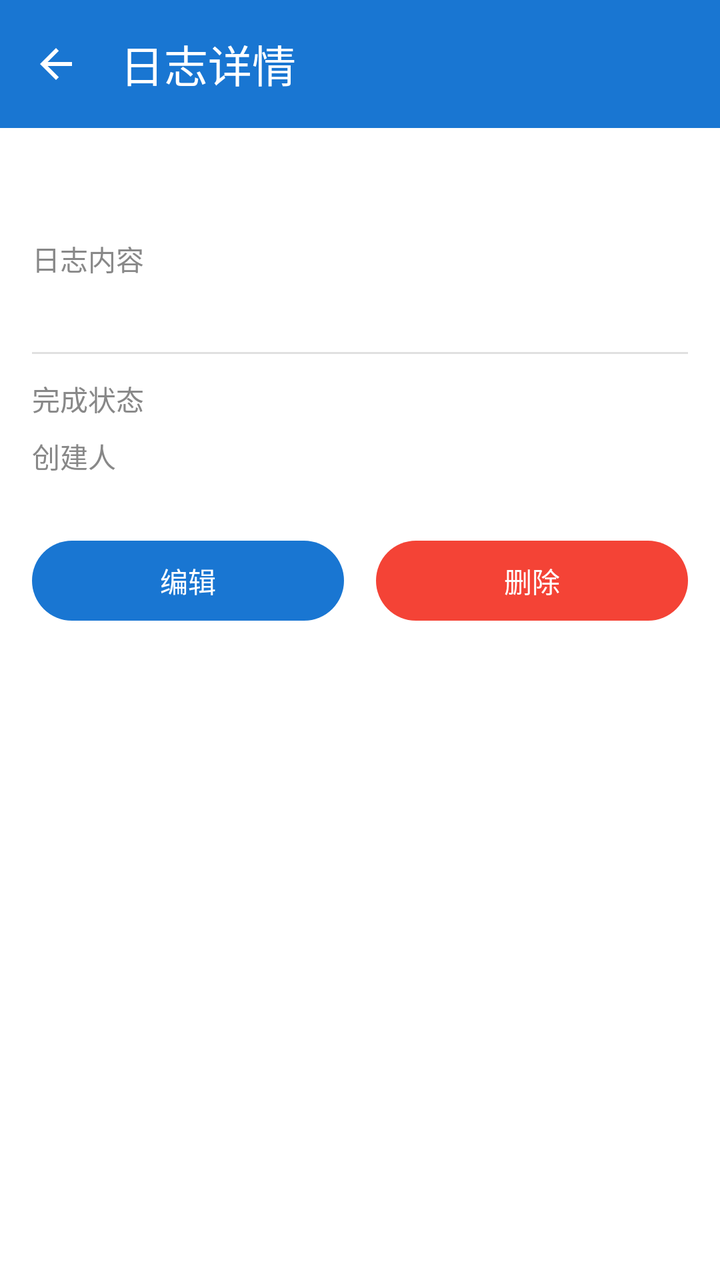
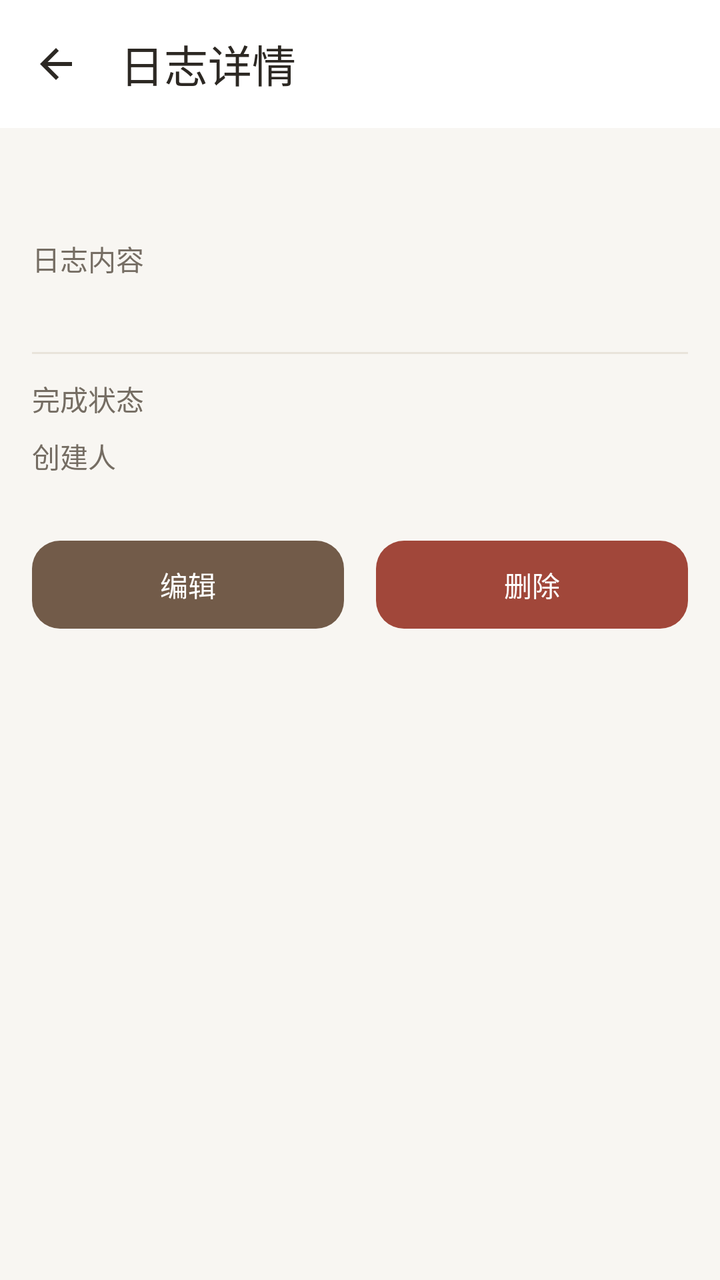

Screens rendered from an Android XML layout before and after an edit, with the pre-edit source and the edit as a unified diff.
<!-- AndroidManifest.xml: application theme Theme.Project_Pandora -->
<!-- res/layout/activity_log_detail.xml -->
<?xml version="1.0" encoding="utf-8"?>
<layout xmlns:android="http://schemas.android.com/apk/res/android"
    xmlns:app="http://schemas.android.com/apk/res-auto">

    <data>

    </data>

    <androidx.coordinatorlayout.widget.CoordinatorLayout
        android:layout_width="match_parent"
        android:layout_height="match_parent"
        android:fitsSystemWindows="true">

        
        <com.google.android.material.appbar.AppBarLayout
            android:layout_width="match_parent"
            android:layout_height="wrap_content"
            android:theme="?attr/actionBarTheme">

            <com.google.android.material.appbar.MaterialToolbar
                android:id="@+id/toolbar"
                android:layout_width="match_parent"
                android:layout_height="wrap_content"
                android:background="?attr/colorPrimary"
                app:title="日志详情"
                app:titleTextColor="@android:color/white"
                app:navigationIcon="@drawable/ic_back" />

        </com.google.android.material.appbar.AppBarLayout>

        <ScrollView
            android:layout_width="match_parent"
            android:layout_height="match_parent"
            android:fillViewport="true"
            app:layout_behavior="@string/appbar_scrolling_view_behavior">

            <LinearLayout
                android:layout_width="match_parent"
                android:layout_height="wrap_content"
                android:orientation="vertical"
                android:padding="16dp">

                <ProgressBar
                    android:id="@+id/progressBar"
                    android:layout_width="wrap_content"
                    android:layout_height="wrap_content"
                    android:layout_gravity="center"
                    android:visibility="gone" />

                <TextView
                    android:id="@+id/textWorkItem"
                    android:layout_width="match_parent"
                    android:layout_height="wrap_content"
                    android:textSize="20sp"
                    android:textStyle="bold"
                    android:textColor="@color/color_text_primary"
                    android:layout_marginBottom="12dp" />

                <TextView
                    android:layout_width="wrap_content"
                    android:layout_height="wrap_content"
                    android:text="日志内容"
                    android:textSize="14sp"
                    android:textColor="@color/color_text_secondary"
                    android:layout_marginBottom="4dp" />

                <TextView
                    android:id="@+id/textWorkContent"
                    android:layout_width="match_parent"
                    android:layout_height="wrap_content"
                    android:textSize="15sp"
                    android:textColor="@color/color_text_primary"
                    android:lineSpacingExtra="4dp"
                    android:layout_marginBottom="12dp" />

                <View
                    android:layout_width="match_parent"
                    android:layout_height="1dp"
                    android:background="#E0E0E0"
                    android:layout_marginBottom="12dp" />

                <LinearLayout
                    android:layout_width="match_parent"
                    android:layout_height="wrap_content"
                    android:orientation="horizontal"
                    android:layout_marginBottom="8dp">

                    <TextView
                        android:layout_width="100dp"
                        android:layout_height="wrap_content"

                        android:text="完成状态"
                        android:textSize="14sp"
                        android:textColor="@color/color_text_secondary" />

                    <TextView
                        android:id="@+id/textStatus"
                        android:layout_width="0dp"
                        android:layout_height="wrap_content"
                        android:layout_weight="1"
                        android:textSize="14sp"
                        android:textColor="@color/color_text_primary" />
                </LinearLayout>

                <LinearLayout
                    android:layout_width="match_parent"
                    android:layout_height="wrap_content"
                    android:orientation="horizontal"
                    android:layout_marginBottom="8dp">

                    <TextView
                        android:layout_width="100dp"
                        android:layout_height="wrap_content"

                        android:text="创建人"
                        android:textSize="14sp"
                        android:textColor="@color/color_text_secondary" />

                    <TextView
                        android:id="@+id/textUsername"
                        android:layout_width="0dp"
                        android:layout_height="wrap_content"
                        android:layout_weight="1"
                        android:textSize="14sp"
                        android:textColor="@color/color_text_primary" />
                </LinearLayout>



                <LinearLayout
                    android:layout_width="match_parent"
                    android:layout_height="wrap_content"
                    android:orientation="horizontal"
                    android:layout_marginTop="20dp"
                    android:gravity="center">

                    <com.google.android.material.button.MaterialButton
                        android:id="@+id/btnEdit"
                        android:layout_width="0dp"
                        android:layout_height="wrap_content"
                        android:layout_weight="1"
                        android:layout_marginEnd="8dp"
                        android:text="编辑" />

                    <com.google.android.material.button.MaterialButton
                        android:id="@+id/btnDelete"
                        android:layout_width="0dp"
                        android:layout_height="wrap_content"
                        android:layout_weight="1"
                        android:layout_marginStart="8dp"
                        android:text="删除"
                        app:backgroundTint="#F44336" />

                </LinearLayout>

            </LinearLayout>
        </ScrollView>
    </androidx.coordinatorlayout.widget.CoordinatorLayout>
</layout>
<!-- resources referenced by this layout -->
<resources>
  <color name="color_text_primary">#FF333333</color>
  <color name="color_text_secondary">#FF888888</color>
  <style name="Base.Theme.Project_Pandora" parent="Theme.Material3.DayNight.NoActionBar">
          
          <item name="colorPrimary">@color/color_calendar_today</item>
          <item name="colorOnPrimary">@color/white</item>
          <item name="colorSurface">@color/color_bg_page</item>
          <item name="colorOnSurface">@color/color_text_primary</item>
          <item name="colorOnSurfaceVariant">@color/color_text_secondary</item>
          <item name="android:colorBackground">@color/color_bg_page</item>
          <item name="android:textColorPrimary">@color/color_text_primary</item>
          <item name="android:textColorSecondary">@color/color_text_secondary</item>
      </style>
  <color name="color_calendar_today">#FF1976D2</color>
  <color name="white">#FFFFFFFF</color>
  <color name="color_bg_page">#FFFFFFFF</color>
  <!-- unchanged entries left out for length: 2 -->
</resources>

<!-- the commit's change to res/layout/activity_log_detail.xml (unified diff, before → after) -->
@@ -21,10 +21,13 @@
                 android:id="@+id/toolbar"
                 android:layout_width="match_parent"
                 android:layout_height="wrap_content"
-                android:background="?attr/colorPrimary"
+                android:background="@color/color_surface"
                 app:title="日志详情"
-                app:titleTextColor="@android:color/white"
-                app:navigationIcon="@drawable/ic_back" />
+                app:titleTextColor="@color/color_text_primary"
+                app:navigationIcon="@drawable/ic_back"
+                style="@style/Widget.Pandora.Toolbar"
+                app:navigationIconTint="@color/color_text_primary"
+                android:elevation="0dp" />
 
         </com.google.android.material.appbar.AppBarLayout>
 
@@ -76,7 +79,7 @@
                 <View
                     android:layout_width="match_parent"
                     android:layout_height="1dp"
-                    android:background="#E0E0E0"
+                    android:background="@color/color_divider"
                     android:layout_marginBottom="12dp" />
 
                 <LinearLayout
@@ -140,7 +143,8 @@
                         android:layout_height="wrap_content"
                         android:layout_weight="1"
                         android:layout_marginEnd="8dp"
-                        android:text="编辑" />
+                        android:text="编辑"
+                        android:textColor="@color/color_on_accent" />
 
                     <com.google.android.material.button.MaterialButton
                         android:id="@+id/btnDelete"
@@ -149,7 +153,8 @@
                         android:layout_weight="1"
                         android:layout_marginStart="8dp"
                         android:text="删除"
-                        app:backgroundTint="#F44336" />
+                        app:backgroundTint="@color/color_error"
+                        android:textColor="@color/color_on_accent" />
 
                 </LinearLayout>
 
<!-- resource entries referenced after the edit -->
@@ -1,21 +1,177 @@
 <!-- resources referenced by this layout -->
 <resources>
-  <color name="color_text_primary">#FF333333</color>
-  <color name="color_text_secondary">#FF888888</color>
+  <color name="color_divider">#E9E3DA</color>
+  <color name="color_error">#A1473A</color>
+  <color name="color_on_accent">#FFFFFF</color>
+  <color name="color_surface">#FFFFFF</color>
+  <color name="color_text_primary">#2C2823</color>
+  <color name="color_text_secondary">#756D63</color>
+  <style name="Widget.Pandora.Toolbar" parent="Widget.Material3.Toolbar">
+          <item name="android:background">@color/color_surface</item>
+          <item name="android:minHeight">64dp</item>
+          <item name="android:elevation">0dp</item>
+          <item name="titleTextAppearance">@style/TextAppearance.Pandora.Title</item>
+          <item name="titleTextColor">@color/color_text_primary</item>
+          <item name="subtitleTextColor">@color/color_text_secondary</item>
+          <item name="navigationIconTint">@color/color_text_primary</item>
+          <item name="contentInsetStart">20dp</item>
+          <item name="contentInsetEnd">16dp</item>
+      </style>
+  <style name="TextAppearance.Pandora.Title" parent="TextAppearance.Material3.TitleLarge">
+          <item name="android:fontFamily">sans-serif-medium</item>
+          <item name="android:textSize">22sp</item>
+          <item name="android:textColor">@color/color_text_primary</item>
+      </style>
   <style name="Base.Theme.Project_Pandora" parent="Theme.Material3.DayNight.NoActionBar">
           
-          <item name="colorPrimary">@color/color_calendar_today</item>
-          <item name="colorOnPrimary">@color/white</item>
-          <item name="colorSurface">@color/color_bg_page</item>
+          <item name="colorPrimary">@color/color_accent</item>
+          <item name="colorOnPrimary">@color/color_on_accent</item>
+          <item name="colorPrimaryContainer">@color/color_accent_soft</item>
+          <item name="colorOnPrimaryContainer">@color/color_text_primary</item>
+          <item name="colorSecondary">@color/color_accent</item>
+          <item name="colorOnSecondary">@color/color_on_accent</item>
+          <item name="colorSecondaryContainer">@color/color_accent_soft</item>
+          <item name="colorOnSecondaryContainer">@color/color_text_primary</item>
+          <item name="colorTertiary">@color/color_accent</item>
+          <item name="colorOnTertiary">@color/color_on_accent</item>
+          <item name="colorTertiaryContainer">@color/color_accent_soft</item>
+          <item name="colorOnTertiaryContainer">@color/color_text_primary</item>
+          <item name="colorSurface">@color/color_surface</item>
           <item name="colorOnSurface">@color/color_text_primary</item>
           <item name="colorOnSurfaceVariant">@color/color_text_secondary</item>
+          <item name="colorSurfaceVariant">@color/color_surface_soft</item>
+          <item name="colorSurfaceContainerLowest">@color/color_surface</item>
+          <item name="colorSurfaceContainerLow">@color/color_surface</item>
+          <item name="colorSurfaceContainer">@color/color_surface_soft</item>
+          <item name="colorSurfaceContainerHigh">@color/color_surface_soft</item>
+          <item name="colorSurfaceContainerHighest">@color/color_accent_soft</item>
+          <item name="colorOutline">@color/color_border_strong</item>
+          <item name="colorOutlineVariant">@color/color_divider</item>
+          <item name="colorError">@color/color_error</item>
+          <item name="colorOnError">@color/color_on_accent</item>
+          <item name="colorErrorContainer">@color/color_error_surface</item>
+          <item name="colorOnErrorContainer">@color/color_error</item>
+          <item name="colorControlHighlight">@color/color_accent_soft</item>
           <item name="android:colorBackground">@color/color_bg_page</item>
+          <item name="android:windowBackground">@color/color_bg_page</item>
           <item name="android:textColorPrimary">@color/color_text_primary</item>
           <item name="android:textColorSecondary">@color/color_text_secondary</item>
+          <item name="android:fontFamily">sans-serif</item>
+          <item name="fontFamily">sans-serif</item>
+          <item name="textAppearanceBodyLarge">@style/TextAppearance.Pandora.Body</item>
+          <item name="textAppearanceBodyMedium">@style/TextAppearance.Pandora.BodySmall</item>
+          <item name="textAppearanceTitleLarge">@style/TextAppearance.Pandora.Title</item>
+          <item name="textAppearanceLabelLarge">@style/TextAppearance.Pandora.Label</item>
+          <item name="materialButtonStyle">@style/Widget.Pandora.Button</item>
+          <item name="materialButtonOutlinedStyle">@style/Widget.Pandora.Button.Outlined</item>
+          <item name="materialCardViewStyle">@style/Widget.Pandora.Card</item>
+          <item name="cardViewStyle">@style/Widget.Pandora.LegacyCard</item>
+          <item name="toolbarStyle">@style/Widget.Pandora.Toolbar</item>
+          <item name="textInputStyle">@style/Widget.Pandora.TextInput</item>
+          <item name="tabStyle">@style/Widget.Pandora.Tabs</item>
+          <item name="chipStyle">@style/Widget.Pandora.Chip</item>
+          <item name="bottomNavigationStyle">@style/Widget.Pandora.BottomNavigation</item>
+          <item name="floatingActionButtonStyle">@style/Widget.Pandora.Fab</item>
       </style>
-  <color name="color_calendar_today">#FF1976D2</color>
-  <color name="white">#FFFFFFFF</color>
-  <color name="color_bg_page">#FFFFFFFF</color>
+  <color name="color_accent">#725B49</color>
+  <color name="color_accent_soft">#EEE6DC</color>
+  <color name="color_surface_soft">#F3EFE8</color>
+  <color name="color_border_strong">#BDB0A0</color>
+  <color name="color_error_surface">#F8EAE5</color>
+  <color name="color_bg_page">#F8F6F2</color>
+  <style name="TextAppearance.Pandora.Body" parent="TextAppearance.Material3.BodyLarge">
+          <item name="android:fontFamily">sans-serif</item>
+          <item name="android:textSize">16sp</item>
+          <item name="android:textColor">@color/color_text_primary</item>
+      </style>
+  <style name="TextAppearance.Pandora.BodySmall" parent="TextAppearance.Material3.BodyMedium">
+          <item name="android:textSize">14sp</item>
+          <item name="android:textColor">@color/color_text_secondary</item>
+      </style>
+  <style name="TextAppearance.Pandora.Label" parent="TextAppearance.Material3.LabelLarge">
+          <item name="android:fontFamily">sans-serif-medium</item>
+          <item name="android:textSize">14sp</item>
+          <item name="android:letterSpacing">0</item>
+          <item name="android:textAllCaps">false</item>
+      </style>
+  <style name="Widget.Pandora.Button" parent="Widget.Material3.Button">
+          <item name="cornerRadius">14dp</item>
+          <item name="android:minHeight">52dp</item>
+          <item name="android:textAppearance">@style/TextAppearance.Pandora.Label</item>
+          <item name="android:textAllCaps">false</item>
+          <item name="android:stateListAnimator">@null</item>
+      </style>
+  <style name="Widget.Pandora.Button.Outlined" parent="Widget.Material3.Button.OutlinedButton">
+          <item name="cornerRadius">14dp</item>
+          <item name="strokeColor">@color/color_border_strong</item>
+          <item name="android:minHeight">48dp</item>
+          <item name="android:textAppearance">@style/TextAppearance.Pandora.Label</item>
+          <item name="android:textAllCaps">false</item>
+      </style>
+  <style name="Widget.Pandora.Card" parent="Widget.MaterialComponents.CardView">
+          <item name="cardBackgroundColor">@color/color_surface</item>
+          <item name="cardCornerRadius">18dp</item>
+          <item name="cardElevation">0dp</item>
+          <item name="strokeColor">@color/color_divider</item>
+          <item name="strokeWidth">1dp</item>
+      </style>
+  <style name="Widget.Pandora.LegacyCard" parent="CardView">
+          <item name="cardBackgroundColor">@color/color_surface</item>
+          <item name="cardCornerRadius">18dp</item>
+          <item name="cardElevation">1dp</item>
+      </style>
+  <style name="Widget.Pandora.TextInput" parent="Widget.Material3.TextInputLayout.OutlinedBox">
+          <item name="boxBackgroundColor">@color/color_surface</item>
+          <item name="boxStrokeColor">@color/pandora_input_stroke</item>
+          <item name="hintTextColor">@color/color_accent</item>
+          <item name="android:textColorHint">@color/color_text_secondary</item>
+          <item name="boxCornerRadiusTopStart">12dp</item>
+          <item name="boxCornerRadiusTopEnd">12dp</item>
+          <item name="boxCornerRadiusBottomStart">12dp</item>
+          <item name="boxCornerRadiusBottomEnd">12dp</item>
+          <item name="boxStrokeWidth">1dp</item>
+          <item name="boxStrokeWidthFocused">2dp</item>
+      </style>
+  <style name="Widget.Pandora.Tabs" parent="Widget.Material3.TabLayout">
+          <item name="android:background">@color/color_surface</item>
+          <item name="tabTextAppearance">@style/TextAppearance.Pandora.Label</item>
+          <item name="tabTextColor">@color/color_text_secondary</item>
+          <item name="tabSelectedTextColor">@color/color_accent</item>
+          <item name="tabIndicatorColor">@color/color_accent</item>
+          <item name="tabIndicatorHeight">2dp</item>
+          <item name="tabRippleColor">@color/color_accent_soft</item>
+      </style>
+  <style name="Widget.Pandora.Chip" parent="Widget.Material3.Chip.Filter">
+          <item name="chipBackgroundColor">@color/pandora_chip_background</item>
+          <item name="android:textColor">@color/pandora_chip_text</item>
+          <item name="chipStrokeColor">@color/color_divider</item>
+          <item name="chipStrokeWidth">1dp</item>
+          <item name="chipCornerRadius">12dp</item>
+          <item name="ensureMinTouchTargetSize">true</item>
+      </style>
+  <style name="Widget.Pandora.BottomNavigation" parent="Widget.Material3.BottomNavigationView">
+          <item name="android:background">@color/color_surface</item>
+          <item name="elevation">0dp</item>
+          <item name="itemIconSize">23dp</item>
+          <item name="itemIconTint">@color/bottom_nav_color_selector</item>
+          <item name="itemTextColor">@color/bottom_nav_color_selector</item>
+          <item name="itemTextAppearanceActive">@style/TextAppearance.Pandora.Navigation</item>
+          <item name="itemTextAppearanceInactive">@style/TextAppearance.Pandora.Navigation</item>
+          <item name="itemActiveIndicatorStyle">@style/Widget.Pandora.NavIndicator</item>
+      </style>
+  <style name="Widget.Pandora.Fab" parent="Widget.Material3.FloatingActionButton.Primary">
+          <item name="backgroundTint">@color/color_accent</item>
+          <item name="tint">@color/color_on_accent</item>
+          <item name="elevation">2dp</item>
+      </style>
+  <style name="TextAppearance.Pandora.Navigation" parent="TextAppearance.Material3.LabelMedium">
+          <item name="android:fontFamily">sans-serif-medium</item>
+          <item name="android:textSize">12sp</item>
+          <item name="android:letterSpacing">0</item>
+      </style>
+  <style name="Widget.Pandora.NavIndicator" parent="Widget.Material3.BottomNavigationView.ActiveIndicator">
+          <item name="android:color">@color/color_accent_soft</item>
+      </style>
   <!-- unchanged entries left out for length: 2 -->
 </resources>
 
